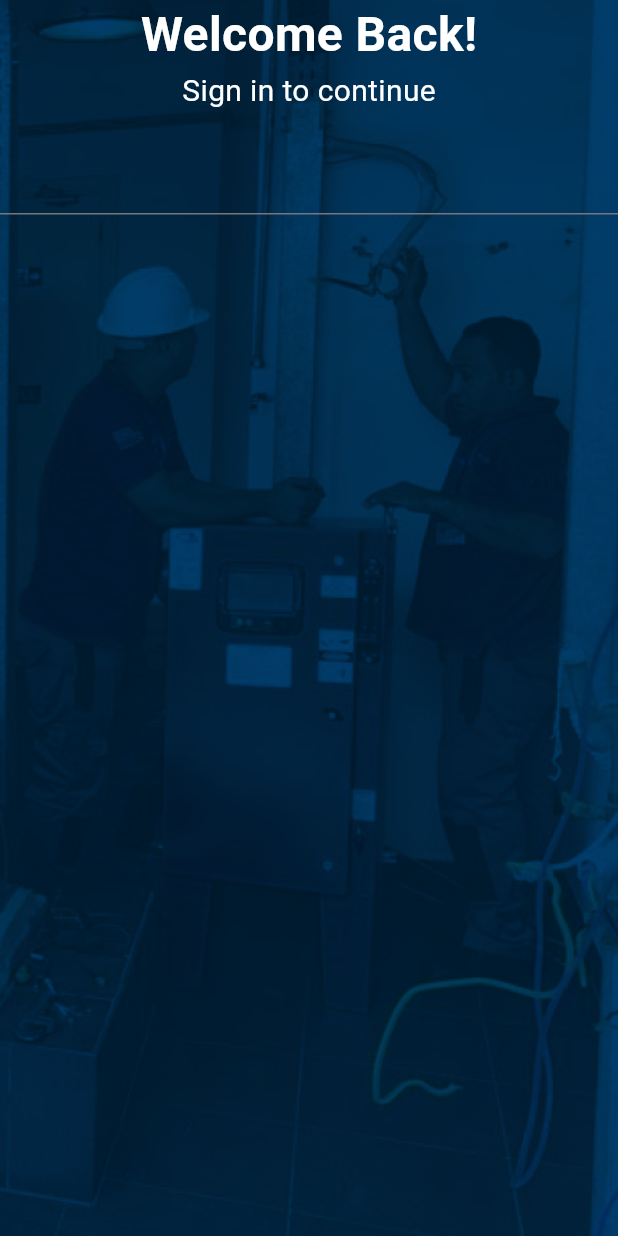
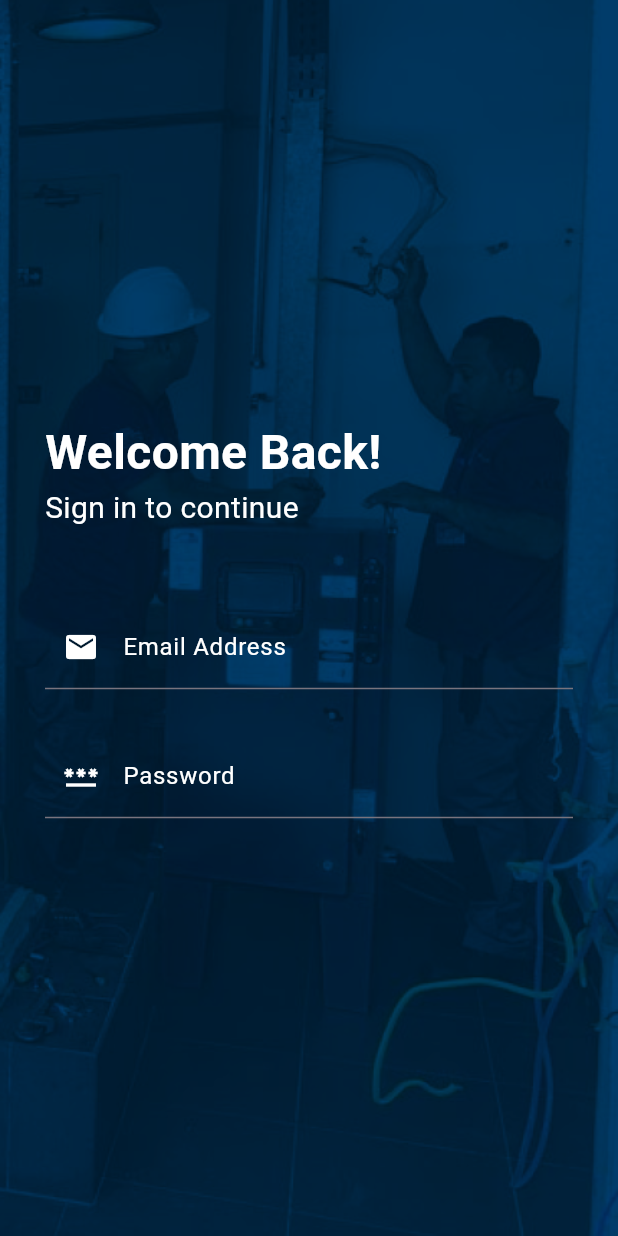
Before and after one commit to mai-alaa/e-commerce_app, a Flutter app: the screen it shows after launch, on a phone screen of 412 x 824 dp. Run offline on Flutter 3.47's test engine with Material 3 defaults, Android fonts, the phone set to English and light mode, and no system bars; our stand-ins replace get, google_fonts, material_design_icons_flutter, syncfusion_flutter_sliders; Roboto replaces fonts that are missing (Kanit).

Commit message:
adding CustomFormFeiled widget

```diff
--- a/lib/Core/utils/styles.dart
+++ b/lib/Core/utils/styles.dart
@@ -11,4 +11,5 @@ abstract class Styles {
   static const signInHead =
       TextStyle(fontSize: 32, fontWeight: FontWeight.bold, color: Colors.white);
   static const signInsubtitle = TextStyle(fontSize: 20, color: Colors.white);
+  static const labeltext = TextStyle(fontSize: 16.0, color: Colors.white);
 }
--- a/lib/Features/auth/presentations/views/sign_in_screen.dart
+++ b/lib/Features/auth/presentations/views/sign_in_screen.dart
@@ -6,7 +6,7 @@ class SignInScreen extends StatelessWidget {
 
   @override
   Widget build(BuildContext context) {
-    return const Scaffold(
+    return Scaffold(
       body: SignInBody(),
     );
   }
--- /dev/null
+++ b/lib/Features/auth/presentations/views/widget/custom_textFormFeiled.dart
@@ -0,0 +1,55 @@
+import 'package:ecommerce_app/Core/utils/styles.dart';
+import 'package:flutter/material.dart';
+
+class CustomTextFormFeiled extends StatefulWidget {
+  final TextEditingController controller;
+  final TextInputType type;
+  final String label;
+  final IconData prefix;
+  final String? Function(String?) validate;
+
+  const CustomTextFormFeiled(
+      {super.key,
+      required this.controller,
+      required this.type,
+      required this.label,
+      required this.prefix,
+      required this.validate});
+
+  @override
+  State<CustomTextFormFeiled> createState() => _CustomTextFormFeiledState();
+}
+
+class _CustomTextFormFeiledState extends State<CustomTextFormFeiled> {
+  Function(String)? onSubmit;
+
+  Function(String)? onChange;
+
+  VoidCallback? onTap;
+
+  IconData? suffix;
+
+  VoidCallback? suffixPressed;
+
+  bool readable = false;
+
+  @override
+  Widget build(BuildContext context) {
+    return TextFormField(
+      controller: widget.controller,
+      keyboardType: widget.type,
+      onTap: onTap,
+      validator: widget.validate,
+      onChanged: onChange,
+      onFieldSubmitted: onSubmit,
+      readOnly: readable,
+      decoration: InputDecoration(
+          prefixIconColor: Colors.white,
+          suffixIconColor: Colors.white,
+          labelText: widget.label,
+          labelStyle: Styles.labeltext,
+          prefixIcon: Icon(widget.prefix),
+          suffixIcon: Icon(suffix)),
+    );
+  }
+}
--- a/lib/Features/auth/presentations/views/widget/signin_body.dart
+++ b/lib/Features/auth/presentations/views/widget/signin_body.dart
@@ -1,9 +1,14 @@
 import 'package:ecommerce_app/Core/utils/assets.dart';
 import 'package:ecommerce_app/Core/utils/styles.dart';
+import 'package:ecommerce_app/Features/auth/presentations/views/widget/custom_textFormFeiled.dart';
 import 'package:flutter/material.dart';
 
 class SignInBody extends StatelessWidget {
-  const SignInBody({super.key});
+  SignInBody({super.key});
+
+  var emailAddressController = TextEditingController();
+
+  var passwordController = TextEditingController();
 
   @override
   Widget build(BuildContext context) {
@@ -15,7 +20,11 @@ class SignInBody extends StatelessWidget {
           height: MediaQuery.sizeOf(context).height,
           fit: BoxFit.cover,
         ),
-        Column(
+        Padding(
+          padding: const EdgeInsets.symmetric(horizontal: 30.0),
+          child: Column(
+            mainAxisAlignment: MainAxisAlignment.center,
+            crossAxisAlignment: CrossAxisAlignment.start,
             children: [
               const Text(
                 'Welcome Back!',
@@ -26,12 +35,38 @@ class SignInBody extends StatelessWidget {
                 style: Styles.signInsubtitle,
               ),
               const SizedBox(
-              height: 20,
+                height: 50,
               ),
-            TextFormField(),
+              CustomTextFormFeiled(
+                controller: emailAddressController,
+                type: TextInputType.emailAddress,
+                label: 'Email Address',
+                prefix: Icons.email,
+                validate: (value) {},
+              ),
+              const SizedBox(
+                height: 30,
+              ),
+              CustomTextFormFeiled(
+                controller: passwordController,
+                type: TextInputType.emailAddress,
+                label: 'Password',
+                prefix: Icons.password,
+                validate: (value) {},
+              ),
             ],
+          ),
         ),
       ],
     );
   }
 }
+
+class DefaultButton extends StatelessWidget {
+  const DefaultButton({super.key});
+
+  @override
+  Widget build(BuildContext context) {
+    return const Placeholder();
+  }
+}
```
Lines whose indentation alone changed are shown as unchanged.
